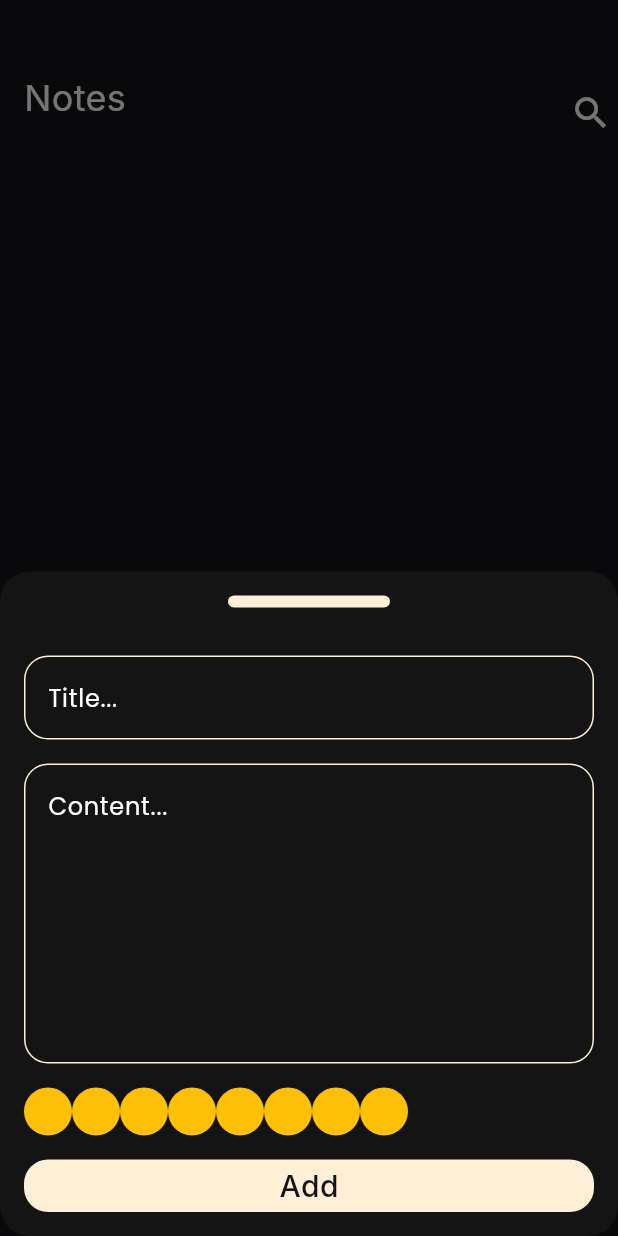
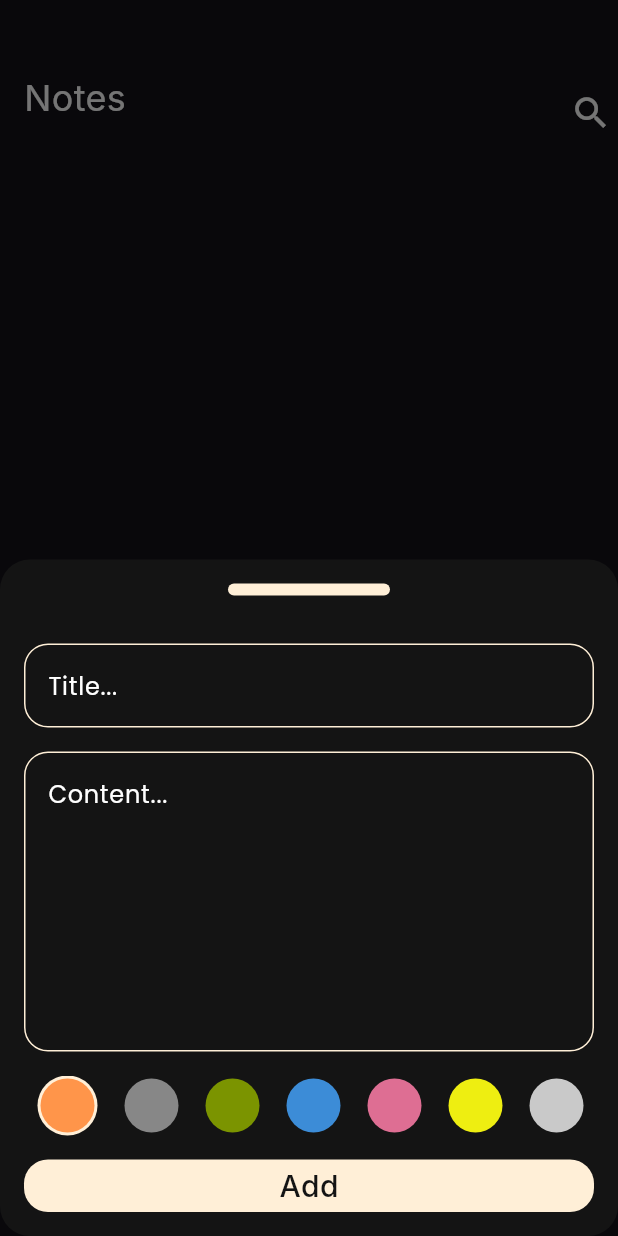
Before and after one commit to ahmedzahran001/notes_app, a Flutter app: the screen it shows after launch, after a tap on the "add" icon, on a phone screen of 412 x 824 dp. Run offline on Flutter 3.47's test engine with Material 3 defaults, Android fonts, the phone set to English and light mode, and no system bars; our stand-ins replace bloc, flutter_bloc, font_awesome_flutter, hive, hive_flutter; accounts and stored records are empty; Roboto replaces fonts that are missing (Inter).

Commit message:
colors list view part 2

```diff
--- a/lib/views/widgets/colors_list_view.dart
+++ b/lib/views/widgets/colors_list_view.dart
@@ -1,30 +1,68 @@
-
 import 'package:flutter/material.dart';
 
 class ColorItem extends StatelessWidget {
-  const ColorItem({super.key});
-
+  const ColorItem({super.key, required this.isActive, required this.color});
+  final bool isActive;
+  final Color color;
   @override
   Widget build(BuildContext context) {
-    return CircleAvatar(
-      radius: 16,
-      backgroundColor: Colors.amber,
-    );
+    return isActive
+        ? CircleAvatar(
+            radius: 20,
+            backgroundColor: Color(0xFFFFEFD7),
+            child: CircleAvatar(
+              radius: 18,
+              backgroundColor: color,
+            ),
+          )
+        : CircleAvatar(
+            radius: 18,
+            backgroundColor: color,
+          );
   }
 }
 
-class ColorsListView extends StatelessWidget {
+class ColorsListView extends StatefulWidget {
   const ColorsListView({super.key});
 
   @override
+  State<ColorsListView> createState() => _ColorsListViewState();
+}
+
+class _ColorsListViewState extends State<ColorsListView> {
+  int currentIndex = 0;
+  List<Color> colors = [
+    const Color(0xFFFF954A),
+    const Color(0xFF878787),
+    const Color(0xFF7B9400),
+    const Color(0xFF3C8CD7),
+    const Color(0xFFDE6E93),
+    const Color(0xFFEEEE11),
+    const Color(0xFFC9C9C9),
+    const Color(0xFF0299B1),
+    const Color(0xFF8E8E0B),
+  ];
+  @override
   Widget build(BuildContext context) {
     return SizedBox(
-      height: 32,
+      height: 40,
       child: ListView.builder(
-        itemCount: 8,
+        itemCount: colors.length,
         scrollDirection: Axis.horizontal,
         itemBuilder: (context, index) {
-          return ColorItem();
+          return Padding(
+            padding: const EdgeInsets.symmetric(horizontal: 9),
+            child: GestureDetector(
+              onTap: () {
+                currentIndex = index;
+                setState(() {});
+              },
+              child: ColorItem(
+                color: colors[index],
+                isActive: currentIndex == index,
+              ),
+            ),
+          );
         },
       ),
     );
```
